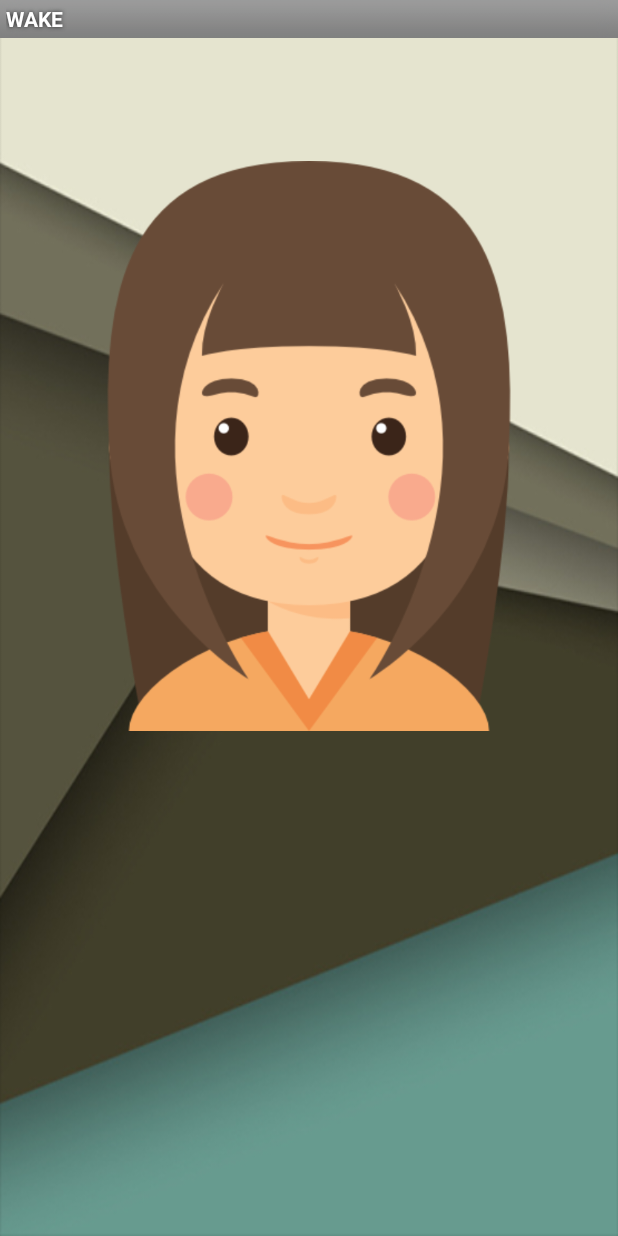
After one commit to Maicius/Wake_client, an Android app: the layout activity_friend_info.xml on its own in the app's theme, with its tools: preview values and no code run, on a phone screen of 412 x 824 dp. The commit adds this screen. Run offline under Robolectric (Android 15) with nearby library versions, the phone set to English and light mode, and no system bars.

Commit message:
Add Friends List2
Add friends list which gets information from ther server.

```diff
--- a/CRAZYCLOCK/app/src/main/java/com/maicius/wake/InterChange/UserSpace.java
+++ b/CRAZYCLOCK/app/src/main/java/com/maicius/wake/InterChange/UserSpace.java
@@ -13,6 +13,7 @@ import android.widget.TextView;
 
 import com.maicius.wake.alarmClock.MainActivity;
 import com.maicius.wake.alarmClock.R;
+import com.maicius.wake.DBmanager.*;
 
 public class UserSpace extends Activity {
 
@@ -48,6 +49,8 @@ public class UserSpace extends Activity {
         image_exit.setOnClickListener(new View.OnClickListener() {
             public void onClick(View v) {
                 MainActivity.s_isLogged=false;
+                DBManager dbManager = new DBManager(UserSpace.this);
+                dbManager.deleteAppuser();
                 UserSpace.this.finish();
             }
         });
--- /dev/null
+++ b/CRAZYCLOCK/app/src/main/res/layout/activity_friend_info.xml
@@ -0,0 +1,22 @@
+<?xml version="1.0" encoding="utf-8"?>
+<RelativeLayout xmlns:android="http://schemas.android.com/apk/res/android"
+    xmlns:tools="http://schemas.android.com/tools"
+    android:id="@+id/activity_friend_info"
+    android:layout_width="match_parent"
+    android:layout_height="match_parent"
+    android:paddingBottom="@dimen/activity_vertical_margin"
+    android:paddingLeft="@dimen/activity_horizontal_margin"
+    android:paddingRight="@dimen/activity_horizontal_margin"
+    android:paddingTop="@dimen/activity_vertical_margin"
+    android:background="@drawable/ic_background"
+    tools:context="com.maicius.wake.InterChange.FriendInfo">
+
+    <ImageView
+        android:layout_width="wrap_content"
+        android:layout_height="wrap_content"
+        android:src="@drawable/ic_girl_headpic"
+        android:layout_alignParentTop="true"
+        android:layout_alignParentLeft="true"
+        android:layout_alignParentStart="true"
+        android:id="@+id/imageView2" />
+</RelativeLayout>
--- a/CRAZYCLOCK/app/src/main/res/values/strings.xml
+++ b/CRAZYCLOCK/app/src/main/res/values/strings.xml
@@ -1,6 +1,5 @@
 <?xml version="1.0" encoding="utf-8"?>
-<resources xmlns:android="http://schemas.android.com/apk/res/android"
-    xmlns:xliff="urn:oasis:names:tc:xliff:document:1.2">
+<resources xmlns:android="http://schemas.android.com/apk/res/android" xmlns:xliff="urn:oasis:names:tc:xliff:document:1.2">
 
     <string name="default_nickname">"zz"</string>
     <string name="default_phonenumber">"13540472526"</string>
@@ -14,7 +13,7 @@
     <string name="desk_clock_button_description">"时钟显示"</string>
     <string name="default_label">"闹钟"</string>
     <string name="menu_desk_clock">"座钟"</string>
-    <string name="menu_edit_alarm" >"修改闹钟设置"</string>
+    <string name="menu_edit_alarm">"修改闹钟设置"</string>
     <string name="enable_alarm">"启用闹钟"</string>
     <string name="delete_alarm">"取消闹钟"</string>
     <string name="disable_alarm">"停用闹钟"</string>
```
Also changed, not shown: CRAZYCLOCK/app/src/main/AndroidManifest.xml (+25 -26 lines), CRAZYCLOCK/app/src/main/java/com.maicius.wake.web/WebService.java (+6 -1 lines), CRAZYCLOCK/app/src/main/java/com/maicius/wake/InterChange/FriendInfo.java (added, +24 -0 lines), CRAZYCLOCK/app/src/main/java/com/maicius/wake/InterChange/FriendsList.java (+117 -7 lines), CRAZYCLOCK/app/src/main/res/drawable-mdpi/ic_boy_headpic.png (added), CRAZYCLOCK/app/src/main/res/drawable-mdpi/ic_girl_headpic.png (added). Lines whose indentation alone changed are shown as unchanged.
